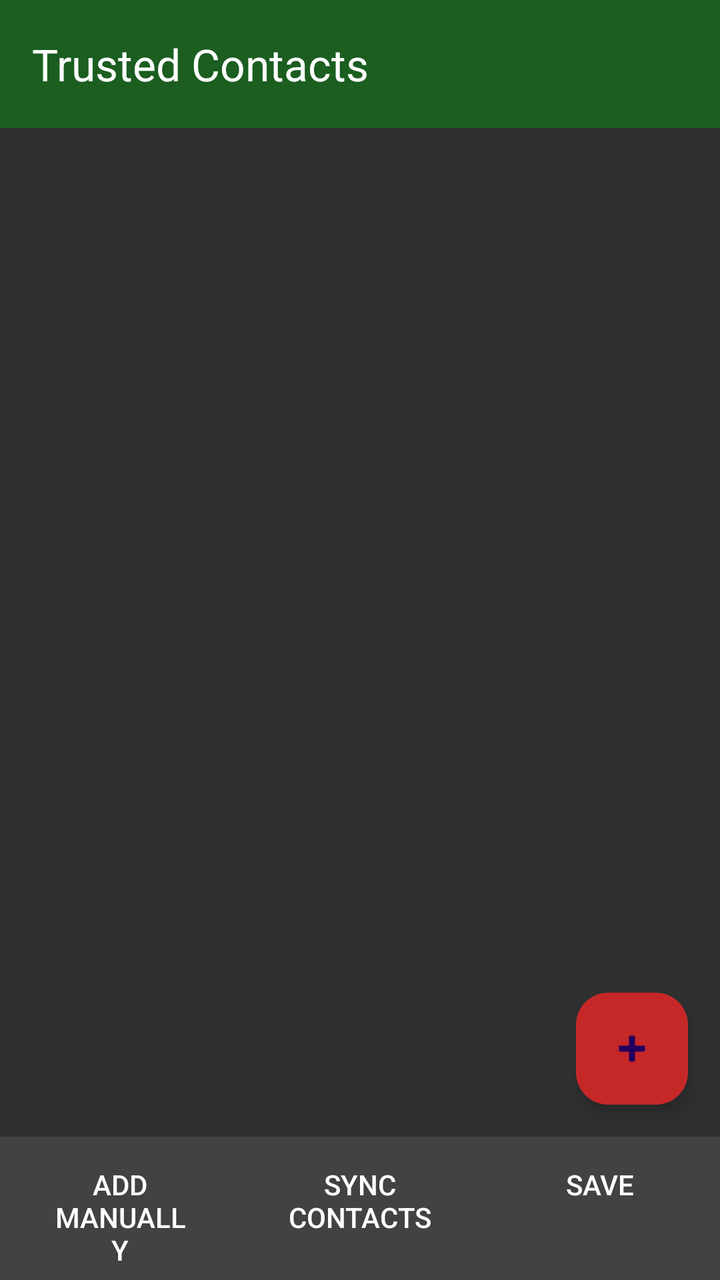
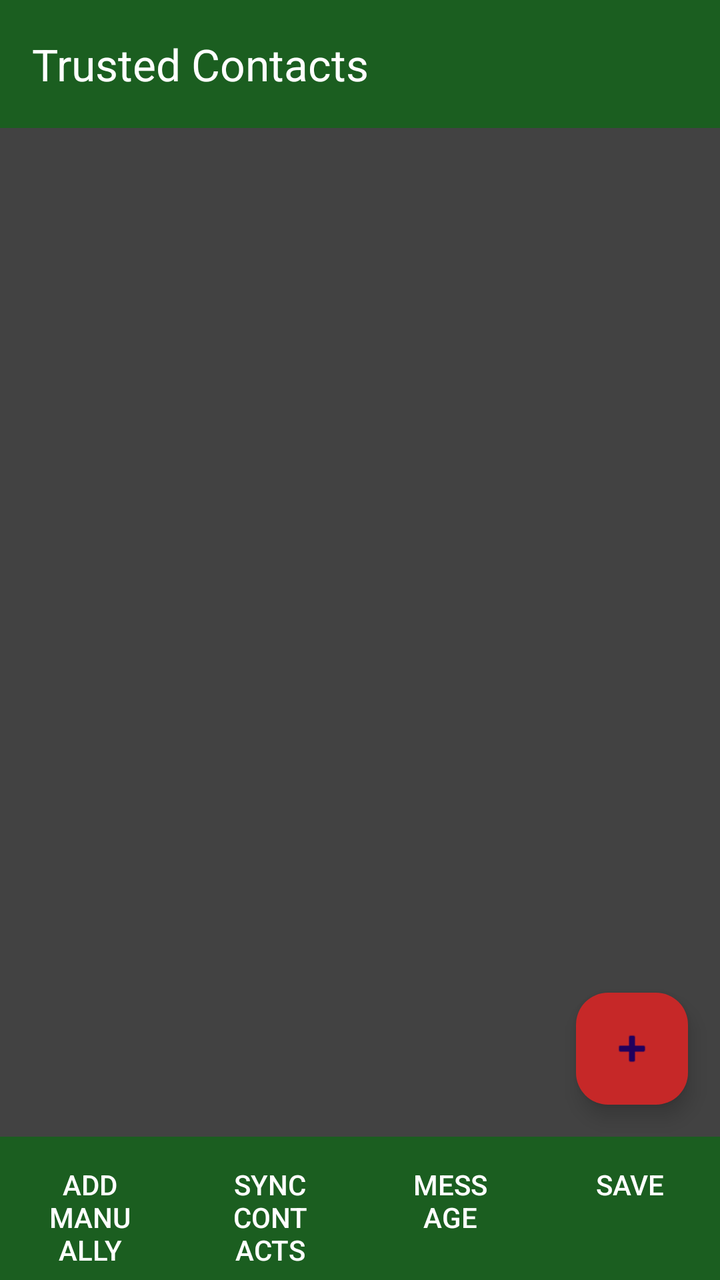

Screens rendered from an Android XML layout before and after an edit, with the pre-edit source and the edit as a unified diff.
<!-- AndroidManifest.xml: application theme Theme.GuardianSOS -->
<!-- res/layout/activity_trusted_contacts.xml -->
<?xml version="1.0" encoding="utf-8"?>
<RelativeLayout xmlns:android="http://schemas.android.com/apk/res/android"
    xmlns:app="http://schemas.android.com/apk/res-auto"
    xmlns:tools="http://schemas.android.com/tools"
    android:layout_width="match_parent"
    android:layout_height="match_parent"
    android:background="@color/window_background"
    tools:context=".TrustedContactsActivity">

    <androidx.appcompat.widget.Toolbar
        android:id="@+id/toolbar_contacts"
        android:layout_width="match_parent"
        android:layout_height="?attr/actionBarSize"
        android:background="@color/colorPrimary"
        app:title="Trusted Contacts"
        app:titleTextColor="@color/text_primary" />

    <androidx.recyclerview.widget.RecyclerView
        android:id="@+id/contacts_recycler_view"
        android:layout_width="match_parent"
        android:layout_height="match_parent"
        android:layout_below="@id/toolbar_contacts"
        android:layout_above="@+id/bottom_navigation_bar"/>

    <com.google.android.material.floatingactionbutton.FloatingActionButton
        android:id="@+id/fab_add"
        android:layout_width="wrap_content"
        android:layout_height="wrap_content"
        android:layout_above="@+id/bottom_navigation_bar"
        android:layout_alignParentEnd="true"
        android:layout_margin="16dp"
        android:src="@android:drawable/ic_input_add"
        app:backgroundTint="@color/colorAccent"/>

    <LinearLayout
        android:id="@+id/bottom_navigation_bar"
        android:layout_width="match_parent"
        android:layout_height="wrap_content"
        android:layout_alignParentBottom="true"
        android:background="@color/card_background"
        android:orientation="horizontal">

        <Button
            android:id="@+id/button_add_manually"
            style="?android:attr/borderlessButtonStyle"
            android:layout_width="0dp"
            android:layout_height="wrap_content"
            android:layout_weight="1"
            android:text="ADD MANUALLY"
            android:textColor="@color/text_primary" />

        <Button
            android:id="@+id/button_sync_contacts"
            style="?android:attr/borderlessButtonStyle"
            android:layout_width="0dp"
            android:layout_height="wrap_content"
            android:layout_weight="1"
            android:text="SYNC CONTACTS"
            android:textColor="@color/text_primary" />

        <Button
            android:id="@+id/button_save"
            style="?android:attr/borderlessButtonStyle"
            android:layout_width="0dp"
            android:layout_height="wrap_content"
            android:layout_weight="1"
            android:text="SAVE"
            android:textColor="@color/text_primary" />

    </LinearLayout>

</RelativeLayout>
<!-- resources referenced by this layout -->
<resources>
  <color name="card_background">#424242</color>
  <color name="colorAccent">#C62828</color>
  <color name="colorPrimary">#1B5E20</color>
  <color name="text_primary">#FFFFFF</color>
  <color name="window_background">#303030</color>
  <style name="Theme.GuardianSOS" parent="Theme.Material3.DayNight.NoActionBar">
          
          <item name="colorPrimary">@color/colorPrimary</item>
          <item name="colorOnPrimary">@color/text_primary</item>
          
          <item name="colorSecondary">@color/colorAccent</item>
          <item name="colorOnSecondary">@color/text_primary</item>
          
          <item name="android:statusBarColor">@color/colorPrimaryDark</item>
          
          <item name="android:windowBackground">@color/window_background</item>
      </style>
  <color name="colorPrimaryDark">#003300</color>
</resources>

<!-- the commit's change to res/layout/activity_trusted_contacts.xml (unified diff, before → after) -->
@@ -4,16 +4,16 @@
     xmlns:tools="http://schemas.android.com/tools"
     android:layout_width="match_parent"
     android:layout_height="match_parent"
-    android:background="@color/window_background"
+    android:background="#424242"
     tools:context=".TrustedContactsActivity">
 
     <androidx.appcompat.widget.Toolbar
         android:id="@+id/toolbar_contacts"
         android:layout_width="match_parent"
         android:layout_height="?attr/actionBarSize"
-        android:background="@color/colorPrimary"
+        android:background="?attr/colorPrimary"
         app:title="Trusted Contacts"
-        app:titleTextColor="@color/text_primary" />
+        app:titleTextColor="@android:color/white" />
 
     <androidx.recyclerview.widget.RecyclerView
         android:id="@+id/contacts_recycler_view"
@@ -37,7 +37,7 @@
         android:layout_width="match_parent"
         android:layout_height="wrap_content"
         android:layout_alignParentBottom="true"
-        android:background="@color/card_background"
+        android:background="@color/colorPrimary"
         android:orientation="horizontal">
 
         <Button
@@ -57,6 +57,15 @@
             android:layout_weight="1"
             android:text="SYNC CONTACTS"
             android:textColor="@color/text_primary" />
+        
+        <Button
+            android:id="@+id/button_message_selected"
+            style="?android:attr/borderlessButtonStyle"
+            android:layout_width="0dp"
+            android:layout_height="wrap_content"
+            android:layout_weight="1"
+            android:text="MESSAGE"
+            android:textColor="@color/text_primary" />
 
         <Button
             android:id="@+id/button_save"
<!-- resource entries referenced after the edit -->
@@ -1,6 +1,5 @@
 <!-- resources referenced by this layout -->
 <resources>
-  <color name="card_background">#424242</color>
   <color name="colorAccent">#C62828</color>
   <color name="colorPrimary">#1B5E20</color>
   <color name="text_primary">#FFFFFF</color>
